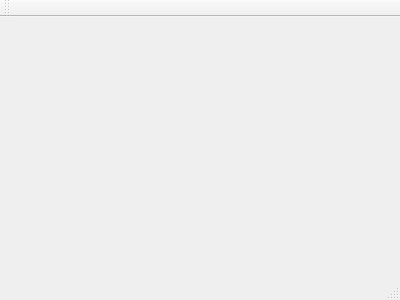
Qt form mainwindow.ui (ikukishev/figures) before a commit.
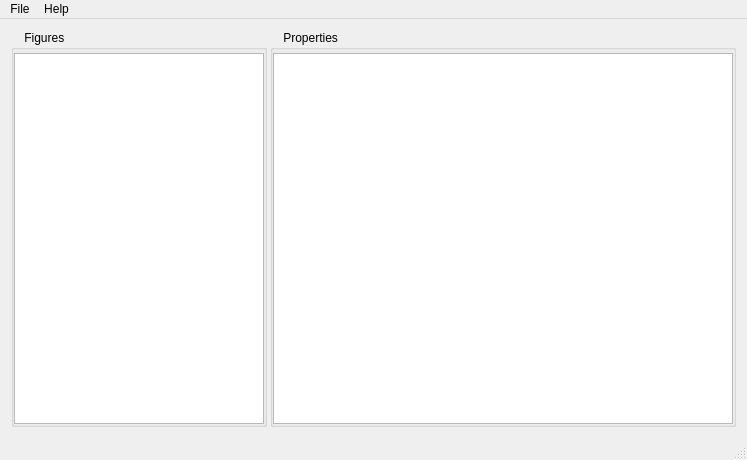
The same form after that commit.

```diff
--- a/mainwindow.ui
+++ b/mainwindow.ui
@@ -1,24 +1,154 @@
 <ui version="4.0">
  <class>MainWindow</class>
- <widget class="QMainWindow" name="MainWindow" >
-  <property name="geometry" >
+ <widget class="QMainWindow" name="MainWindow">
+  <property name="geometry">
    <rect>
     <x>0</x>
     <y>0</y>
-    <width>400</width>
-    <height>300</height>
+    <width>747</width>
+    <height>460</height>
    </rect>
   </property>
   <property name="windowTitle" >
    <string>MainWindow</string>
   </property>
-  <widget class="QMenuBar" name="menuBar" />
-  <widget class="QToolBar" name="mainToolBar" />
-  <widget class="QWidget" name="centralWidget" />
-  <widget class="QStatusBar" name="statusBar" />
+  <widget class="QWidget" name="centralWidget">
+   <layout class="QHBoxLayout" name="horizontalLayout_2">
+    <property name="spacing">
+     <number>0</number>
+    </property>
+    <item>
+     <layout class="QHBoxLayout" name="horizontalLayout">
+      <property name="spacing">
+       <number>3</number>
+      </property>
+      <item alignment="Qt::AlignLeft">
+       <widget class="QGroupBox" name="groupBox">
+        <property name="maximumSize">
+         <size>
+          <width>16777215</width>
+          <height>16777215</height>
+         </size>
+        </property>
+        <property name="title">
+         <string>    Figures</string>
+        </property>
+        <layout class="QVBoxLayout" name="verticalLayout">
+         <property name="spacing">
+          <number>0</number>
+         </property>
+         <property name="leftMargin">
+          <number>0</number>
+         </property>
+         <property name="topMargin">
+          <number>3</number>
+         </property>
+         <property name="rightMargin">
+          <number>0</number>
+         </property>
+         <property name="bottomMargin">
+          <number>0</number>
+         </property>
+         <item>
+          <widget class="QListWidget" name="listWidget">
+           <property name="minimumSize">
+            <size>
+             <width>250</width>
+             <height>0</height>
+            </size>
+           </property>
+           <property name="maximumSize">
+            <size>
+             <width>250</width>
+             <height>16777215</height>
+            </size>
+           </property>
+          </widget>
+         </item>
+        </layout>
+       </widget>
+      </item>
+      <item>
+       <widget class="QGroupBox" name="groupBox_2">
+        <property name="title">
+         <string>    Properties</string>
+        </property>
+        <layout class="QVBoxLayout" name="verticalLayout_2">
+         <property name="spacing">
+          <number>0</number>
+         </property>
+         <property name="leftMargin">
+          <number>0</number>
+         </property>
+         <property name="topMargin">
+          <number>3</number>
+         </property>
+         <property name="rightMargin">
+          <number>0</number>
+         </property>
+         <property name="bottomMargin">
+          <number>0</number>
+         </property>
+         <item>
+          <widget class="QTableWidget" name="tableWidget"/>
+         </item>
+        </layout>
+       </widget>
+      </item>
+     </layout>
+    </item>
+   </layout>
+  </widget>
+  <widget class="QMenuBar" name="menuBar">
+   <property name="geometry">
+    <rect>
+     <x>0</x>
+     <y>0</y>
+     <width>747</width>
+     <height>22</height>
+    </rect>
+   </property>
+   <widget class="QMenu" name="menuFile">
+    <property name="title">
+     <string>File</string>
+    </property>
+    <addaction name="actionOpen"/>
+    <addaction name="actionSave"/>
+    <addaction name="separator"/>
+    <addaction name="actionExit"/>
+   </widget>
+   <widget class="QMenu" name="menuHelp">
+    <property name="title">
+     <string>Help</string>
+    </property>
+    <addaction name="actionAbout"/>
+   </widget>
+   <addaction name="menuFile"/>
+   <addaction name="menuHelp"/>
+  </widget>
+  <widget class="QStatusBar" name="statusBar"/>
+  <action name="actionOpen">
+   <property name="text">
+    <string>Open</string>
+   </property>
+  </action>
+  <action name="actionSave">
+   <property name="text">
+    <string>Save</string>
+   </property>
+  </action>
+  <action name="actionAbout">
+   <property name="text">
+    <string>About</string>
+   </property>
+  </action>
+  <action name="actionExit">
+   <property name="text">
+    <string>Exit</string>
+   </property>
+  </action>
  </widget>
- <layoutDefault spacing="6" margin="11" />
- <pixmapfunction></pixmapfunction>
+ <layoutdefault spacing="6" margin="11"/>
  <resources/>
  <connections/>
 </ui>
```
Left out of the diff: 3 changed lines with no effect on the pictures.
